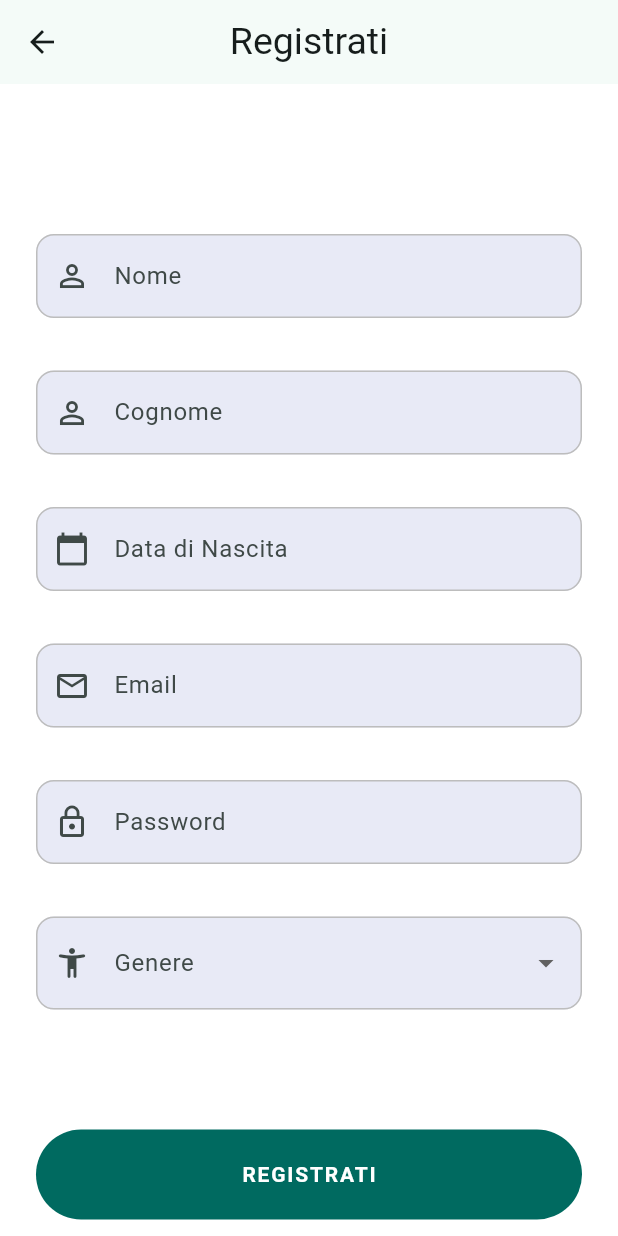
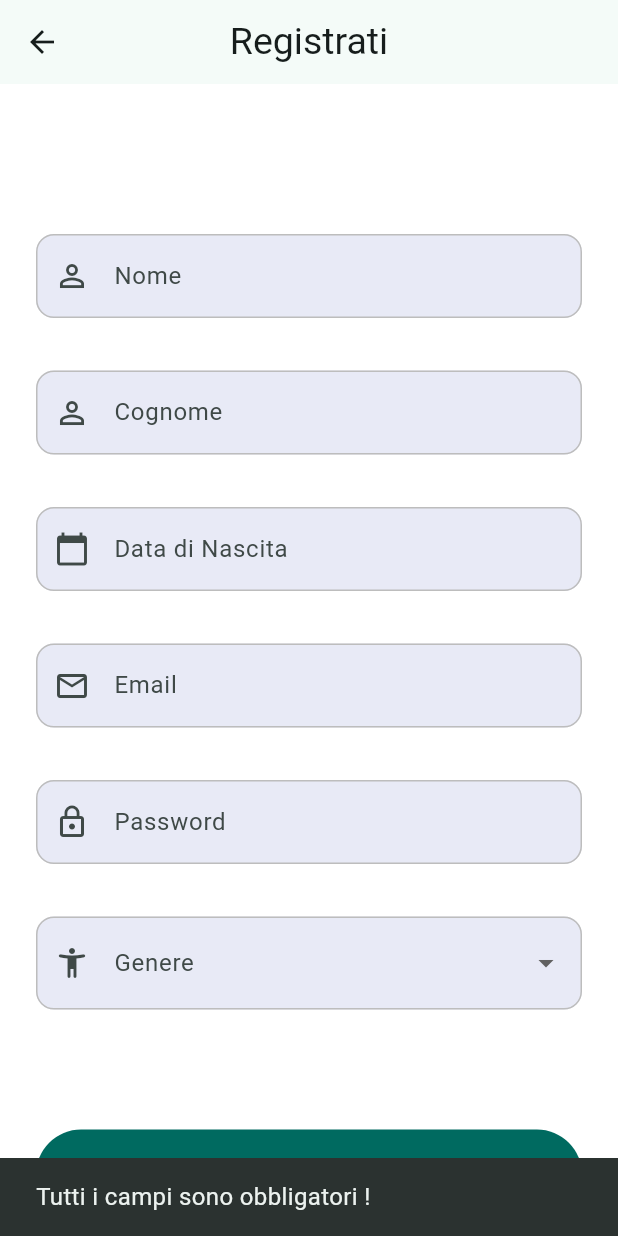
Before and after one commit to AndreaRiitano/Nook, a Flutter app: the RegisterScreen screen opened directly, after a tap on "REGISTRATI", on a phone screen of 412 x 824 dp. Run offline on Flutter 3.47's test engine with Material 3 defaults, Android fonts, the phone set to English and light mode, and no system bars; our stand-ins replace cloud_firestore, firebase_auth, firebase_core; accounts and stored records are empty.

Commit message:
backend, accesso e registrazione

```diff
--- a/lib/register_screen.dart
+++ b/lib/register_screen.dart
@@ -1,5 +1,7 @@
 import 'package:flutter/material.dart';
 import 'app_theme.dart';
+import 'package:firebase_auth/firebase_auth.dart';
+import 'package:cloud_firestore/cloud_firestore.dart';
 
 class RegisterScreen extends StatefulWidget{
 
@@ -14,7 +16,7 @@ class _RegisterScreenState extends State<RegisterScreen>{
 
   String? _selectedGender;
 
-  final List<String> _genderOptions = ['Uomo', 'Donna', 'Preferisco non specificare'];
+  final List<String> _genderOptions = ['Uomo', 'Donna', 'Preferisco non specificare', 'Altro'];
   // CONTROLLER
 
   final TextEditingController _nomeController = TextEditingController();
@@ -183,6 +185,7 @@ class _RegisterScreenState extends State<RegisterScreen>{
                 width: double.infinity,
                 height: 60,
                 child: FilledButton(onPressed: (){
+                  _register();
                 }, child: const Text('REGISTRATI')),
               ),
             ],
@@ -204,4 +207,82 @@ class _RegisterScreenState extends State<RegisterScreen>{
     super.dispose();
   }
 
+
+  Future<void> _register() async {
+    // Controllo su tutti i CAMPI
+    if (_emailController.text.isEmpty || _passwordController.text.isEmpty ||
+        _nomeController.text.isEmpty || _cognomeController.text.isEmpty ||
+        _dataNascitaController.text.isEmpty || _selectedGender==null) {
+      ScaffoldMessenger.of(context).showSnackBar(
+        const SnackBar(content: Text('Tutti i campi sono obbligatori !')),
+      );
+      return;
+    }
+
+    // caricamento
+    showDialog(
+      context: context,
+      barrierDismissible: false, // Impedisce di chiudere cliccando fuori
+      builder: (context) => const Center(child: CircularProgressIndicator()),
+    );
+
+    try {
+
+      //creazione utente
+      UserCredential userCredential = await FirebaseAuth.instance.createUserWithEmailAndPassword(
+        email: _emailController.text.trim(),
+        password: _passwordController.text.trim(),
+        // .trim() per togliere eventuali spazi vuoti
+      );
+
+      String uid = userCredential.user!.uid;
+
+      // salvataggio dati nel db
+      await FirebaseFirestore.instance.collection('utenti').doc(_emailController.text.trim()).set({
+        'email': _emailController.text.trim(),
+        'dataDiNascita': _dataNascitaController.text,
+        'genere': _selectedGender,
+        'nome': _nomeController.text.trim(),
+        'cognome': _cognomeController.text.trim(),
+        'UID': uid,
+        'dataCreazioneAccount': FieldValue.serverTimestamp(), // Salva l'ora esatta di registrazione
+      });
+
+      // chiusura caricamento
+      Navigator.of(context).pop();
+
+
+
+      //creazione avvenuta con successo
+      ScaffoldMessenger.of(context).showSnackBar(
+        const SnackBar(
+          backgroundColor: Colors.green,
+          content: Text('Benvenuto su Nook! Registrazione completata.'),
+        ),
+      );
+
+      // CODICE PER COSA FARE DOPO
+
+    } on FirebaseAuthException catch (e) {
+      // Chiudiamo la rotellina in caso di errore
+      Navigator.of(context).pop();
+
+      // TRADUZIONE DEGLI ERRORI DI FIREBASE
+      String messaggioErrore = 'Si è verificato un errore durante la registrazione.';
+
+      if (e.code == 'weak-password') {
+        messaggioErrore = 'La password è troppo debole (minimo 6 caratteri).';
+      } else if (e.code == 'email-already-in-use') {
+        messaggioErrore = 'Esiste già un account Nook con questa email.';
+      } else if (e.code == 'invalid-email') {
+        messaggioErrore = 'Il formato dell\'email non è valido.';
+      }
+
+      // Mostriamo l'errore all'utente con un banner rosso
+      ScaffoldMessenger.of(context).showSnackBar(
+        SnackBar(backgroundColor: Colors.red, content: Text(messaggioErrore)),
+      );
+    }
+  }
+
 }
--- a/pubspec.yaml
+++ b/pubspec.yaml
@@ -38,6 +38,9 @@ dependencies:
     sdk: flutter
   intl: ^0.20.2
   firebase_core: ^4.4.0
+  firebase_auth: ^6.1.4
+  dropdown_search: ^6.0.2
+  cloud_firestore: ^6.1.2
 
 dev_dependencies:
   flutter_test:
```
Also changed, not shown: lib/login_screen.dart (+59 -1 lines), pubspec.lock, 3 other files.
